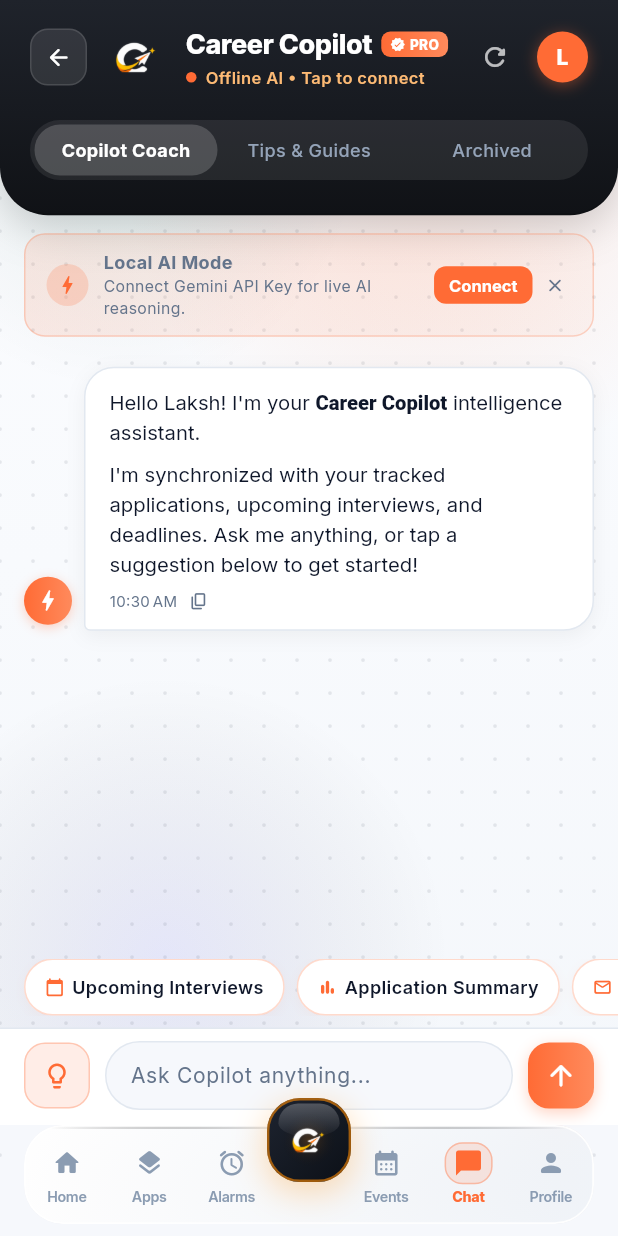
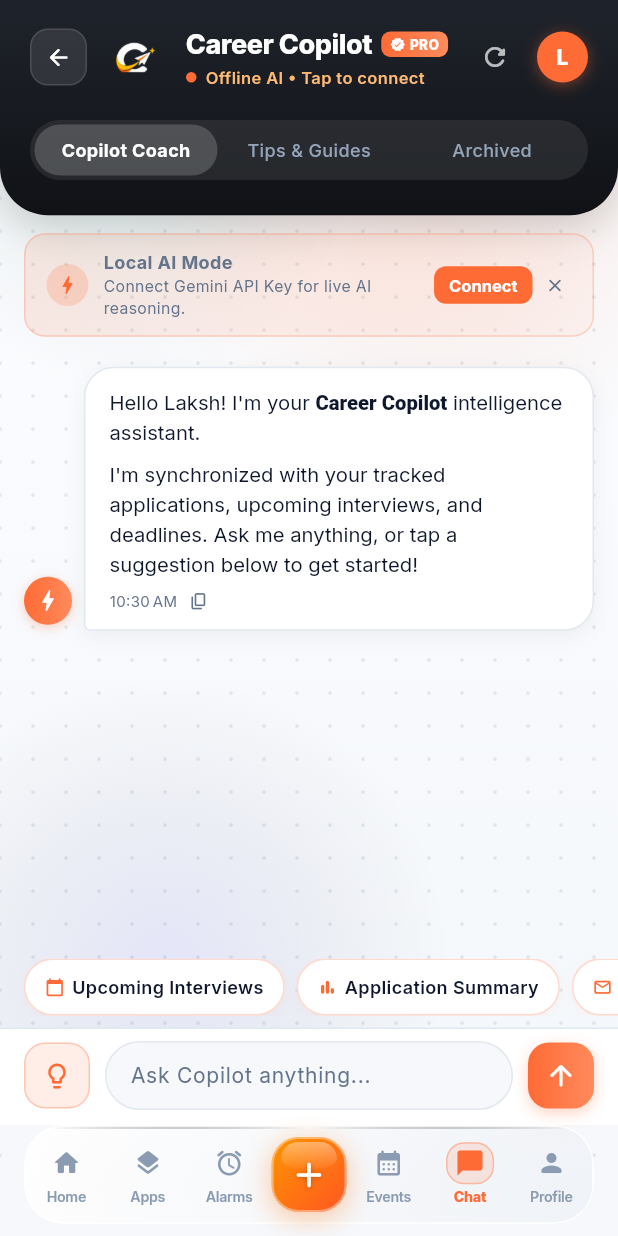
Before and after one commit to Laksh718/Career-Copilot, a Flutter app: the ChatScreen screen opened directly, on a phone screen of 412 x 824 dp. Run offline on Flutter 3.47's test engine with Material 3 defaults, Android fonts, the phone set to English and light mode, and no system bars; drawn by our look-alikes of flutter_animate; our stand-ins replace flutter_local_notifications, google_fonts, google_generative_ai, shared_preferences, smooth_page_indicator, table_calendar and 1 more; missing offline and left inert: dart:html, receive_sharing_intent; accounts and stored records are empty.

Commit message:
fix(nav): make plus button inline and replace logo with icon; guard banner bool on hot reload

```diff
--- a/lib/screens/chat/chat_screen.dart
+++ b/lib/screens/chat/chat_screen.dart
@@ -55,7 +55,7 @@
   final TextEditingController _textController = TextEditingController();
   final ScrollController _scrollController = ScrollController();
   bool _isTyping = false;
-  bool _showGeminiBanner = true;
+  bool? _showGeminiBanner = true;
   int _tab = 0;
 
   final List<Map<String, dynamic>> _promptCategories = [
@@ -94,6 +94,7 @@
   @override
   void initState() {
     super.initState();
+    _showGeminiBanner = true;
     _messages.add(
       _ChatMessage(
         text: "Hello Laksh! I'm your **Career Copilot** intelligence assistant.\n\n"
@@ -507,7 +508,8 @@
             if (_tab == 0)
               Consumer<AIController>(
                 builder: (context, aiCtrl, _) {
-                  if (aiCtrl.isGeminiActive || !_showGeminiBanner) return const SizedBox.shrink();
+                  final showBanner = _showGeminiBanner ?? true;
+                  if (aiCtrl.isGeminiActive || !showBanner) return const SizedBox.shrink();
                   return Container(
                     margin: const EdgeInsets.fromLTRB(16, 12, 16, 4),
                     padding: const EdgeInsets.symmetric(horizontal: 14, vertical: 10),
--- a/lib/widgets/bottom_navigation.dart
+++ b/lib/widgets/bottom_navigation.dart
@@ -124,7 +124,7 @@
                                   ),
                                 ),
                                 // Symmetrical center gap reserved for the floating Liquid Add button
-                                const SizedBox(width: 48),
+                                const SizedBox(width: 52),
                                 Expanded(
                                   child: _NavItem(
                                     icon: Icons.calendar_month_rounded,
@@ -159,9 +159,9 @@
                 ),
               ),
 
-              // ── Elevated Centered Liquid UI Floating Add Button ──
+              // ── Centered Inline Liquid UI Add Button ──
               Positioned(
-                top: -18,
+                top: 8,
                 child: _LiquidAddButton(
                   isSelected: currentIndex == 3,
                   onTap: () => onTap(3),
@@ -357,90 +357,81 @@
           duration: const Duration(milliseconds: 140),
           curve: Curves.easeOutCubic,
           child: Container(
-            width: 56,
-            height: 56,
+            width: 50,
+            height: 50,
             decoration: BoxDecoration(
-              borderRadius: BorderRadius.circular(22),
+              borderRadius: BorderRadius.circular(18),
               gradient: const LinearGradient(
                 begin: Alignment.topLeft,
                 end: Alignment.bottomRight,
                 colors: [
-                  Color(0xFF1E2430),
-                  Color(0xFF0C1017),
+                  Color(0xFFFF9500),
+                  Color(0xFFFF5722),
                 ],
               ),
               border: Border.all(
                 color: widget.isSelected
-                    ? const Color(0xFFFF8A00)
-                    : const Color(0xFFFF8A00).withValues(alpha: 0.60),
-                width: widget.isSelected ? 2.2 : 1.6,
+                    ? Colors.white.withValues(alpha: 0.90)
+                    : Colors.white.withValues(alpha: 0.40),
+                width: widget.isSelected ? 2.0 : 1.4,
               ),
               boxShadow: [
                 // Warm ambient liquid backlight
                 BoxShadow(
-                  color: const Color(0xFFFF8A00).withValues(alpha: isDark ? 0.42 : 0.28),
-                  blurRadius: _isHovered ? 24 : 18,
+                  color: const Color(0xFFFF6F00).withValues(alpha: isDark ? 0.45 : 0.32),
+                  blurRadius: _isHovered ? 20 : 14,
                   spreadRadius: 1,
-                  offset: const Offset(0, 6),
+                  offset: const Offset(0, 4),
                 ),
                 if (widget.isSelected || _isHovered)
                   BoxShadow(
-                    color: const Color(0xFFFF8A00).withValues(alpha: 0.35),
-                    blurRadius: 12,
+                    color: const Color(0xFFFF9500).withValues(alpha: 0.45),
+                    blurRadius: 10,
                     spreadRadius: 1,
                   ),
               ],
             ),
             child: ClipRRect(
-              borderRadius: BorderRadius.circular(20),
+              borderRadius: BorderRadius.circular(18),
               child: Stack(
                 alignment: Alignment.center,
                 children: [
-                  // Subtle warm ambient radial center glow
-                  Container(
-                    width: 38,
-                    height: 38,
-                    decoration: const BoxDecoration(
-                      shape: BoxShape.circle,
-                      gradient: RadialGradient(
-                        colors: [
-                          Color(0x35FF8A00),
-                          Colors.transparent,
-                        ],
-                      ),
-                    ),
-                  ),
-
                   // Liquid Specular Highlight (Glossy curved meniscus sheen)
                   Positioned(
                     top: 2,
-                    left: 6,
-                    right: 6,
-                    height: 22,
+                    left: 5,
+                    right: 5,
+                    height: 18,
                     child: Container(
                       decoration: BoxDecoration(
                         borderRadius: const BorderRadius.vertical(
-                          top: Radius.circular(18),
-                          bottom: Radius.elliptical(26, 12),
+                          top: Radius.circular(16),
+                          bottom: Radius.elliptical(22, 10),
                         ),
                         gradient: LinearGradient(
                           begin: Alignment.topCenter,
                           end: Alignment.bottomCenter,
                           colors: [
-                            Colors.white.withValues(alpha: 0.25),
-                            Colors.white.withValues(alpha: 0.02),
+                            Colors.white.withValues(alpha: 0.38),
+                            Colors.white.withValues(alpha: 0.04),
                           ],
                         ),
                       ),
                     ),
                   ),
 
-                  // Center Tab Bar Logo Emblem
-                  Image.asset(
-                    'assets/images/app_logo_emblem.png',
-                    width: 34,
-                    height: 34,
-                    fit: BoxFit.contain,
+                  // Center Plus Icon
+                  const Icon(
+                    Icons.add_rounded,
+                    color: Colors.white,
+                    size: 28,
+                    shadows: [
+                      Shadow(
+                        color: Colors.black26,
+                        blurRadius: 4,
+                        offset: Offset(0, 1),
+                      ),
+                    ],
                   ),
                 ],
               ),
--- a/lib/widgets/gemini_api_key_sheet.dart
+++ b/lib/widgets/gemini_api_key_sheet.dart
@@ -31,9 +31,10 @@
               borderRadius: BorderRadius.circular(AppTheme.radiusXl),
               border: Border.all(color: isDark ? AppTheme.borderDark : AppTheme.borderLight),
             ),
-            child: Column(
-              mainAxisSize: MainAxisSize.min,
-              crossAxisAlignment: CrossAxisAlignment.stretch,
+            child: SingleChildScrollView(
+              child: Column(
+                mainAxisSize: MainAxisSize.min,
+                crossAxisAlignment: CrossAxisAlignment.stretch,
               children: [
                 Center(
                   child: Container(
@@ -246,7 +247,8 @@
               ],
             ),
           ),
-        );
+        ),
+      );
       },
     ),
   );
```
Also changed, not shown: 1 other file.
